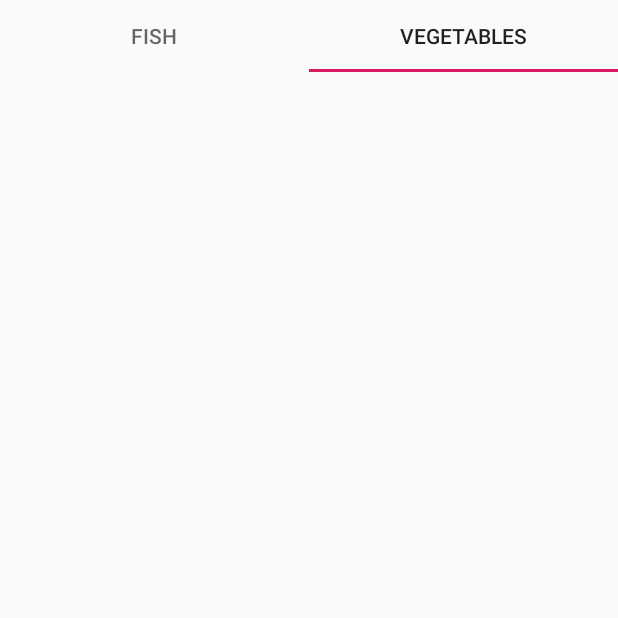
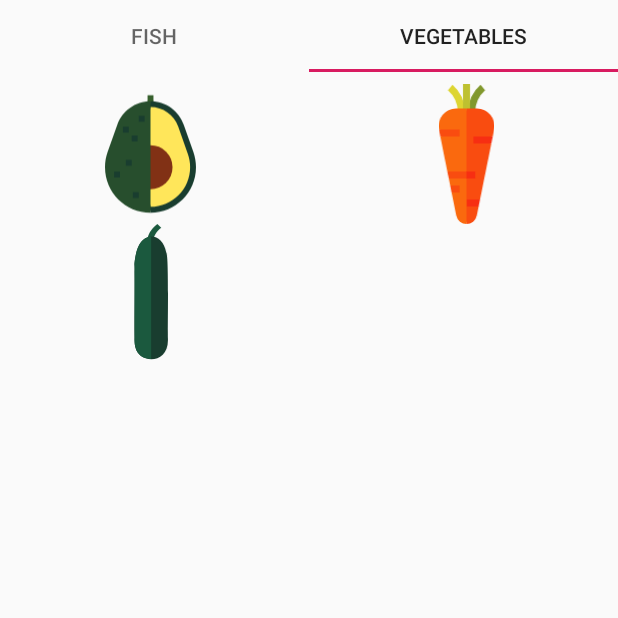
Before and after one commit to ayafjbara/Sushi-Project, an Android app: the screen it shows after launch (SushiExtrasActivity), tab 2 chosen, on a phone screen of 412 x 824 dp, the top half of it. Run offline under Robolectric (Android 15) with nearby library versions, the phone set to English and light mode, and no system bars.

```diff
--- a/app/src/main/java/com/ux/itamae/VegetablesFragment.java
+++ b/app/src/main/java/com/ux/itamae/VegetablesFragment.java
@@ -4,14 +4,15 @@ import android.os.Bundle;
 import android.view.LayoutInflater;
 import android.view.View;
 import android.view.ViewGroup;
-import android.widget.TextView;
+import android.widget.GridView;
 
 import androidx.annotation.NonNull;
 import androidx.annotation.Nullable;
 import androidx.fragment.app.Fragment;
 
+import java.util.ArrayList;
+
 public class VegetablesFragment extends Fragment {
-    public static final String ARG_OBJECT = "object";
 
     @Override
     public View onCreateView(LayoutInflater inflater, ViewGroup container, Bundle savedInstanceState) {
@@ -20,8 +21,13 @@ public class VegetablesFragment extends Fragment {
 
     @Override
     public void onViewCreated(@NonNull View view, @Nullable Bundle savedInstanceState) {
-//        Bundle args = getArguments();
-//        ((TextView) view.findViewById(android.R.id.text1))
-//                .setText(Integer.toString(args.getInt(ARG_OBJECT)));
+        ArrayList<Integer> images = new ArrayList<>();
+        images.add(R.drawable.ic_ex_avocado);
+        images.add(R.drawable.ic_ex_carrot);
+        images.add(R.drawable.ic_ex_cucumber);
+        GridView gridView = view.findViewById(R.id.extrasTable);
+        gridView.setNumColumns(2);
+        GridExtraAdapter gridExtraAdapter = new GridExtraAdapter(getContext(), R.layout.grid_image_view_layout, "", images);
+        gridView.setAdapter(gridExtraAdapter);
     }
 }
```
